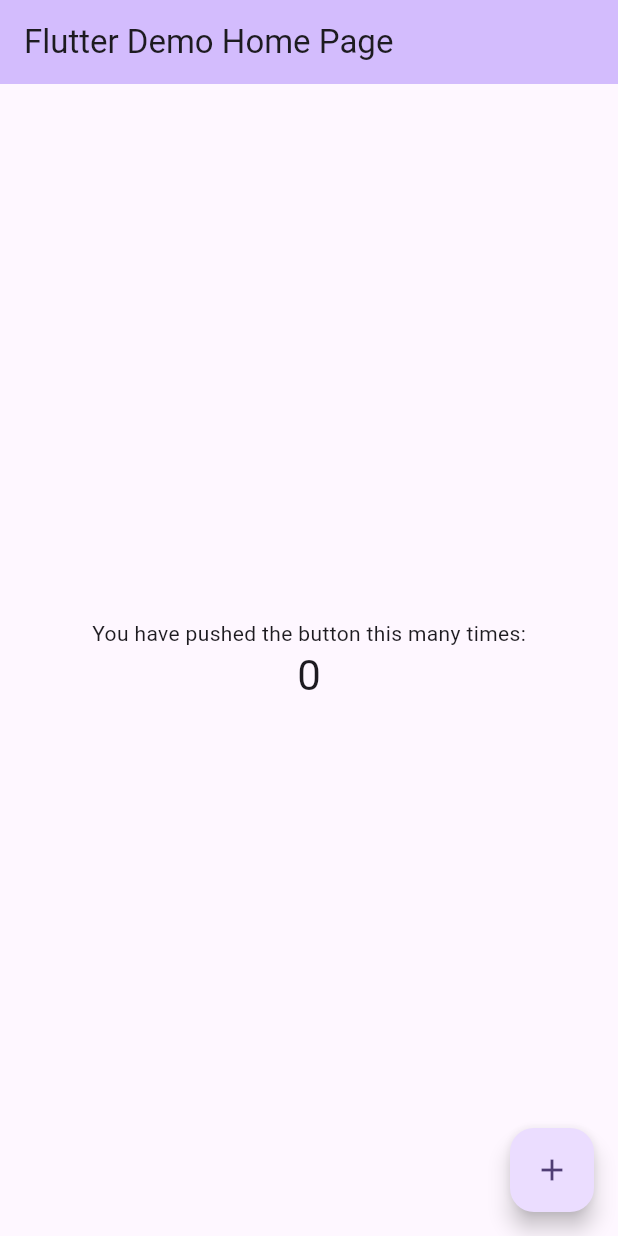
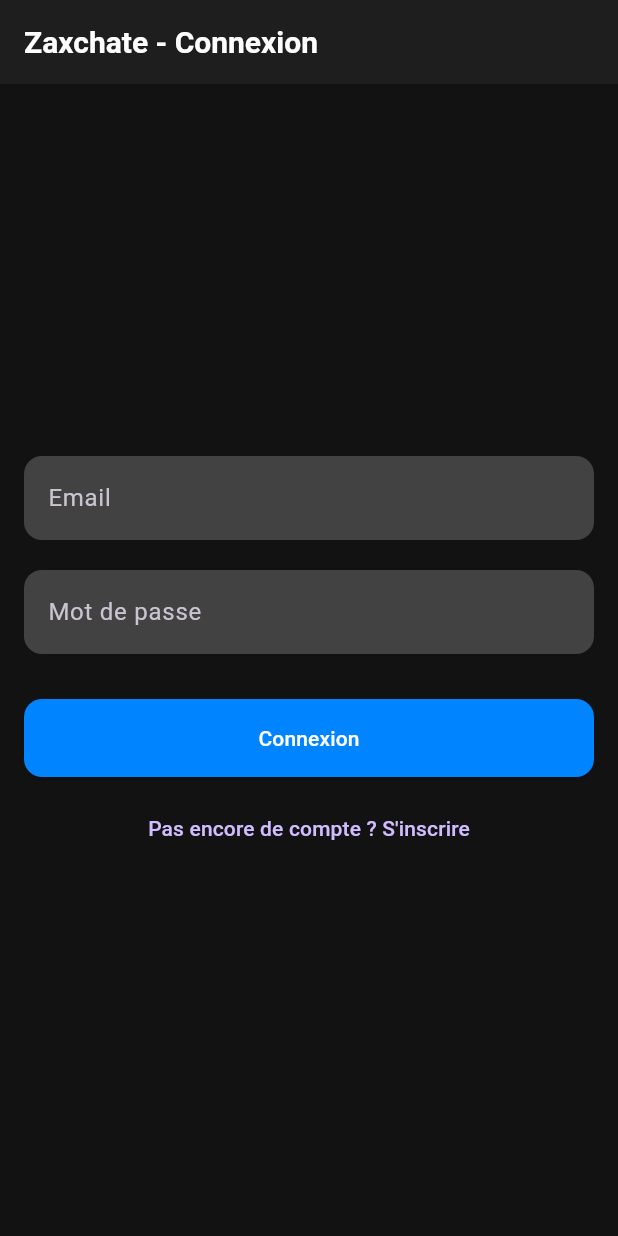
Before and after one commit to could-ai/019a53df-a900-7f30-a018-23293be74777, a Flutter app: the screen it shows after launch, on a phone screen of 412 x 824 dp. Run offline on Flutter 3.47's test engine with Material 3 defaults, Android fonts, the phone set to English and light mode, and no system bars; our stand-ins replace supabase_flutter; accounts and stored records are empty.

```diff
--- a/usr/lib/main.dart
+++ b/usr/lib/main.dart
@@ -1,120 +1,70 @@
 import 'package:flutter/material.dart';
+import 'package:supabase_flutter/supabase_flutter.dart';
+import 'package:couldai_user_app/screens/splash_screen.dart';
+import 'package:couldai_user_app/utils/constants.dart';
 
-void main() {
-  runApp(const MyApp());
+Future<void> main() async {
+  WidgetsFlutterBinding.ensureInitialized();
+
+  // **************************************************
+  // TODO: REMPLACEZ PAR VOS PROPRES CLÉS SUPABASE
+  // https://supabase.com/dashboard/project/_/settings/api
+  // **************************************************
+  await Supabase.initialize(
+    url: 'YOUR_SUPABASE_URL', // Remplacez par votre URL
+    anonKey: 'YOUR_SUPABASE_ANON_KEY', // Remplacez par votre clé Anon
+  );
+  runApp(const ZaxchateApp());
 }
 
-class MyApp extends StatelessWidget {
-  const MyApp({super.key});
+// Helper pour accéder au client Supabase
+final supabase = Supabase.instance.client;
 
-  // This widget is the root of your application.
+class ZaxchateApp extends StatelessWidget {
+  const ZaxchateApp({super.key});
+
   @override
   Widget build(BuildContext context) {
     return MaterialApp(
-      title: 'Flutter Demo',
+      title: 'Zaxchate',
       debugShowCheckedModeBanner: false,
-      theme: ThemeData(
-        // This is the theme of your application.
-        //
-        // TRY THIS: Try running your application with "flutter run". You'll see
-        // the application has a purple toolbar. Then, without quitting the app,
-        // try changing the seedColor in the colorScheme below to Colors.green
-        // and then invoke "hot reload" (save your changes or press the "hot
-        // reload" button in a Flutter-supported IDE, or press "r" if you used
-        // the command line to start the app).
-        //
-        // Notice that the counter didn't reset back to zero; the application
-        // state is not lost during the reload. To reset the state, use hot
-        // restart instead.
-        //
-        // This works for code too, not just values: Most code changes can be
-        // tested with just a hot reload.
-        colorScheme: ColorScheme.fromSeed(seedColor: Colors.deepPurple),
+      theme: ThemeData.dark().copyWith(
+        primaryColor: appPrimaryColor,
+        scaffoldBackgroundColor: appScaffoldBackgroundColor,
+        appBarTheme: const AppBarTheme(
+          backgroundColor: appAppBarColor,
+          elevation: 0,
+          titleTextStyle: TextStyle(
+            color: Colors.white,
+            fontSize: 20,
+            fontWeight: FontWeight.bold,
+          ),
+          iconTheme: IconThemeData(color: Colors.white),
+        ),
+        elevatedButtonTheme: ElevatedButtonThemeData(
+          style: ElevatedButton.styleFrom(
+            foregroundColor: Colors.white,
+            backgroundColor: appPrimaryColor,
+            shape: RoundedRectangleBorder(
+              borderRadius: BorderRadius.circular(12),
+            ),
+            padding: const EdgeInsets.symmetric(vertical: 16),
+          ),
+        ),
+        inputDecorationTheme: InputDecorationTheme(
+          filled: true,
+          fillColor: Colors.grey[800],
+          border: OutlineInputBorder(
+            borderRadius: BorderRadius.circular(12),
+            borderSide: BorderSide.none,
+          ),
+          focusedBorder: OutlineInputBorder(
+            borderRadius: BorderRadius.circular(12),
+            borderSide: const BorderSide(color: appPrimaryColor),
+          ),
+        ),
       ),
-      home: const MyHomePage(title: 'Flutter Demo Home Page'),
+      home: const SplashScreen(),
     );
   }
 }
-
-class MyHomePage extends StatefulWidget {
-  const MyHomePage({super.key, required this.title});
-
-  // This widget is the home page of your application. It is stateful, meaning
-  // that it has a State object (defined below) that contains fields that affect
-  // how it looks.
-
-  // This class is the configuration for the state. It holds the values (in this
-  // case the title) provided by the parent (in this case the App widget) and
-  // used by the build method of the State. Fields in a Widget subclass are
-  // always marked "final".
-
-  final String title;
-
-  @override
-  State<MyHomePage> createState() => _MyHomePageState();
-}
-
-class _MyHomePageState extends State<MyHomePage> {
-  int _counter = 0;
-
-  void _incrementCounter() {
-    setState(() {
-      // This call to setState tells the Flutter framework that something has
-      // changed in this State, which causes it to rerun the build method below
-      // so that the display can reflect the updated values. If we changed
-      // _counter without calling setState(), then the build method would not be
-      // called again, and so nothing would appear to happen.
-      _counter++;
-    });
-  }
-
-  @override
-  Widget build(BuildContext context) {
-    // This method is rerun every time setState is called, for instance as done
-    // by the _incrementCounter method above.
-    //
-    // The Flutter framework has been optimized to make rerunning build methods
-    // fast, so that you can just rebuild anything that needs updating rather
-    // than having to individually change instances of widgets.
-    return Scaffold(
-      appBar: AppBar(
-        // TRY THIS: Try changing the color here to a specific color (to
-        // Colors.amber, perhaps?) and trigger a hot reload to see the AppBar
-        // change color while the other colors stay the same.
-        backgroundColor: Theme.of(context).colorScheme.inversePrimary,
-        // Here we take the value from the MyHomePage object that was created by
-        // the App.build method, and use it to set our appbar title.
-        title: Text(widget.title),
-      ),
-      body: Center(
-        // Center is a layout widget. It takes a single child and positions it
-        // in the middle of the parent.
-        child: Column(
-          // Column is also a layout widget. It takes a list of children and
-          // arranges them vertically. By default, it sizes itself to fit its
-          // children horizontally, and tries to be as tall as its parent.
-          //
-          // Column has various properties to control how it sizes itself and
-          // how it positions its children. Here we use mainAxisAlignment to
-          // center the children vertically; the main axis here is the vertical
-          // axis because Columns are vertical (the cross axis would be
-          // horizontal).
-          //
-          // TRY THIS: Invoke "debug painting" (choose the "Toggle Debug Paint"
-          // action in the IDE, or press "p" in the console), to see the
-          // wireframe for each widget.
-          mainAxisAlignment: MainAxisAlignment.center,
-          children: <Widget>[
-            const Text('You have pushed the button this many times:'),
-            Text('$_counter', style: Theme.of(context).textTheme.headlineMedium),
-          ],
-        ),
-      ),
-      floatingActionButton: FloatingActionButton(
-        onPressed: _incrementCounter,
-        tooltip: 'Increment',
-        child: const Icon(Icons.add),
-      ), // This trailing comma makes auto-formatting nicer for build methods.
-    );
-  }
-}
--- /dev/null
+++ b/usr/lib/screens/login_screen.dart
@@ -0,0 +1,124 @@
+import 'package:flutter/material.dart';
+import 'package:supabase_flutter/supabase_flutter.dart';
+import 'package:couldai_user_app/main.dart';
+import 'package:couldai_user_app/screens/home_screen.dart';
+import 'package:couldai_user_app/screens/register_screen.dart';
+import 'package:couldai_user_app/utils/constants.dart';
+
+class LoginScreen extends StatefulWidget {
+  const LoginScreen({super.key});
+
+  @override
+  State<LoginScreen> createState() => _LoginScreenState();
+}
+
+class _LoginScreenState extends State<LoginScreen> {
+  final _formKey = GlobalKey<FormState>();
+  final _emailController = TextEditingController();
+  final _passwordController = TextEditingController();
+  bool _isLoading = false;
+
+  Future<void> _signIn() async {
+    if (_formKey.currentState!.validate()) {
+      setState(() {
+        _isLoading = true;
+      });
+      try {
+        await supabase.auth.signInWithPassword(
+          email: _emailController.text.trim(),
+          password: _passwordController.text.trim(),
+        );
+        if (mounted) {
+          Navigator.of(context).pushReplacement(
+            MaterialPageRoute(builder: (context) => const HomeScreen()),
+          );
+        }
+      } on AuthException catch (error) {
+        if (mounted) {
+          showSnackBar(context, error.message, isError: true);
+        }
+      } catch (error) {
+        if (mounted) {
+          showSnackBar(context, 'Une erreur inattendue est survenue', isError: true);
+        }
+      } finally {
+        if (mounted) {
+          setState(() {
+            _isLoading = false;
+          });
+        }
+      }
+    }
+  }
+
+  @override
+  void dispose() {
+    _emailController.dispose();
+    _passwordController.dispose();
+    super.dispose();
+  }
+
+  @override
+  Widget build(BuildContext context) {
+    return Scaffold(
+      appBar: AppBar(
+        title: const Text('Zaxchate - Connexion'),
+      ),
+      body: Center(
+        child: SingleChildScrollView(
+          padding: const EdgeInsets.all(16.0),
+          child: Form(
+            key: _formKey,
+            child: Column(
+              mainAxisAlignment: MainAxisAlignment.center,
+              children: [
+                TextFormField(
+                  controller: _emailController,
+                  decoration: const InputDecoration(labelText: 'Email'),
+                  keyboardType: TextInputType.emailAddress,
+                  validator: (value) {
+                    if (value == null || value.isEmpty || !value.contains('@')) {
+                      return 'Veuillez entrer un email valide';
+                    }
+                    return null;
+                  },
+                ),
+                20.0.h,
+                TextFormField(
+                  controller: _passwordController,
+                  decoration: const InputDecoration(labelText: 'Mot de passe'),
+                  obscureText: true,
+                  validator: (value) {
+                    if (value == null || value.isEmpty || value.length < 6) {
+                      return 'Le mot de passe doit contenir au moins 6 caractères';
+                    }
+                    return null;
+                  },
+                ),
+                30.0.h,
+                _isLoading
+                    ? const CircularProgressIndicator()
+                    : SizedBox(
+                        width: double.infinity,
+                        child: ElevatedButton(
+                          onPressed: _signIn,
+                          child: const Text('Connexion'),
+                        ),
+                      ),
+                10.0.h,
+                TextButton(
+                  onPressed: () {
+                    Navigator.of(context).push(
+                      MaterialPageRoute(builder: (context) => const RegisterScreen()),
+                    );
+                  },
+                  child: const Text("Pas encore de compte ? S'inscrire"),
+                ),
+              ],
+            ),
+          ),
+        ),
+      ),
+    );
+  }
+}
--- /dev/null
+++ b/usr/lib/utils/constants.dart
@@ -0,0 +1,21 @@
+import 'package:flutter/material.dart';
+
+const appPrimaryColor = Color(0xFF0084FF);
+const appScaffoldBackgroundColor = Color(0xFF121212);
+const appAppBarColor = Color(0xFF1E1E1E);
+
+// Extension pour ajouter des espacements de manière simple
+extension SpaceXY on double {
+  SizedBox get h => SizedBox(height: this);
+  SizedBox get w => SizedBox(width: this);
+}
+
+// Affiche une SnackBar pour les erreurs ou les informations
+void showSnackBar(BuildContext context, String message, {bool isError = false}) {
+  ScaffoldMessenger.of(context).showSnackBar(
+    SnackBar(
+      content: Text(message),
+      backgroundColor: isError ? Theme.of(context).colorScheme.error : Colors.green[600],
+    ),
+  );
+}
```
Also changed, not shown: usr/lib/screens/home_screen.dart (added, +47 -0 lines), usr/lib/screens/register_screen.dart (added, +126 -0 lines), usr/lib/screens/splash_screen.dart (added, +46 -0 lines).
